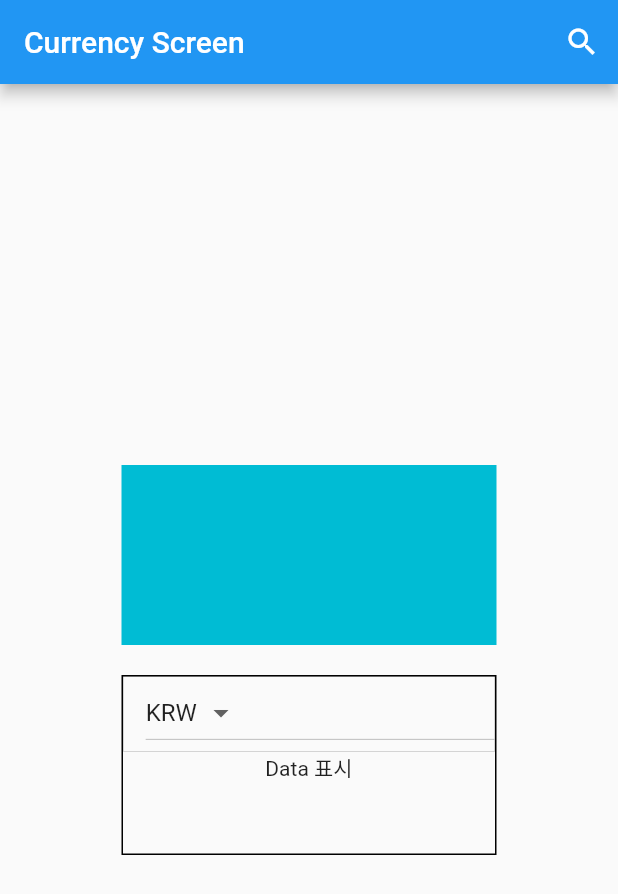
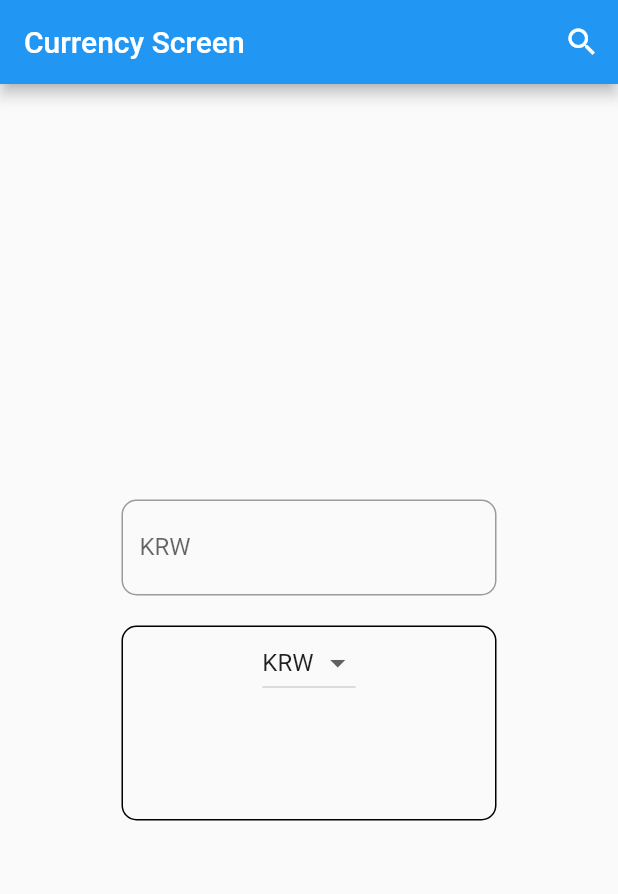
Before and after one commit to wyongjae/currency_info_app_practice, a Flutter app: the screen it shows after launch, on a phone screen of 412 x 824 dp. Shown: the top 894 px of the screen. Run offline on Flutter 3.47's test engine with Material 2 defaults, Android fonts, the phone set to English and light mode, and no system bars; our stand-ins replace freezed_annotation; generated files the repository leaves out were written again.

Commit message:
1. Feat: money exchange in CurrencyScreen but error exist

```diff
--- a/lib/presentation/currency_add_screen/currency_add_view_model.dart
+++ b/lib/presentation/currency_add_screen/currency_add_view_model.dart
@@ -4,7 +4,6 @@ import 'package:flutter/material.dart';
 import 'package:freezed_annotation/freezed_annotation.dart';
 
 part 'currency_add_view_model.freezed.dart';
-
 part 'currency_add_view_model.g.dart';
 
 @freezed
@@ -12,7 +11,6 @@ class ConversionRate with _$ConversionRate {
   factory ConversionRate({
     @Default('KRW') String nation,
     @Default(1) num rate,
-    @Default(1000) num currency,
   }) = _ConversionRate;
 
   factory ConversionRate.fromJson(Map<String, dynamic> json) =>
--- a/lib/presentation/currency_screen/currency_screen.dart
+++ b/lib/presentation/currency_screen/currency_screen.dart
@@ -11,10 +11,28 @@ class CurrencyScreen extends StatefulWidget {
 }
 
 class _CurrencyScreenState extends State<CurrencyScreen> {
+  var exchangeResult = '';
+  final TextEditingController _controller = TextEditingController();
+
+  @override
+  void dispose() {
+    super.dispose();
+    _controller.dispose();
+  }
+
   @override
   Widget build(BuildContext context) {
     final addViewModel = context.watch<CurrencyAddViewModel>();
-    var firstValue = addViewModel.conversionRates.first;
+    var firstValue = addViewModel.conversionRates.first.nation;
+
+    try {
+      int money = int.parse(_controller.text);
+
+      num exChangeMoney = money * (addViewModel.conversionRates[2].rate);
+      exchangeResult = exChangeMoney.toString();
+    } catch (e) {
+      print('Error : $e');
+    }
 
     return Scaffold(
       appBar: AppBar(
@@ -37,50 +55,47 @@ class _CurrencyScreenState extends State<CurrencyScreen> {
         child: Column(
           mainAxisAlignment: MainAxisAlignment.center,
           children: [
-            Container(
+            SizedBox(
               width: 250,
-              height: 120,
-              color: Colors.cyan,
+              child: TextFormField(
+                controller: _controller,
+                keyboardType: TextInputType.number,
+                decoration: const InputDecoration(
+                    labelText: 'KRW',
+                    hintText: '금액을 입력하세요',
+                    border: OutlineInputBorder(
+                      borderRadius: BorderRadius.all(Radius.circular(10)),
+                    )),
+              ),
             ),
             const SizedBox(height: 20),
             Container(
               width: 250,
-              height: 120,
+              height: 130,
               decoration: BoxDecoration(
+                borderRadius: BorderRadius.circular(10),
                 border: Border.all(
-                  width: 1,
                   color: Colors.black,
                 ),
               ),
               child: Column(
                 children: [
-                  Container(
-                    padding: const EdgeInsets.only(left: 15),
-                    width: 250,
-                    height: 50,
-                    decoration: BoxDecoration(
-                      border: Border.all(
-                        width: 0.1,
-                        color: Colors.black,
-                      ),
-                    ),
-                    child: DropdownButton<ConversionRate>(
+                  DropdownButton<String>(
                     value: firstValue,
                     items: addViewModel.conversionRates
-                          .map<DropdownMenuItem<ConversionRate>>((value) {
+                        .map<DropdownMenuItem<String>>((value) {
                       return DropdownMenuItem(
-                          value: value,
+                        value: value.nation,
                         child: Text(value.nation),
                       );
                     }).toList(),
-                      onChanged: (ConversionRate? value) {
+                    onChanged: (String? value) {
                       setState(() {
                         firstValue = value!;
                       });
                     },
                   ),
-                  ),
-                  const Text('Data 표시'),
+                  Text(exchangeResult),
                 ],
               ),
             ),
```
Lines whose indentation alone changed are shown as unchanged.
